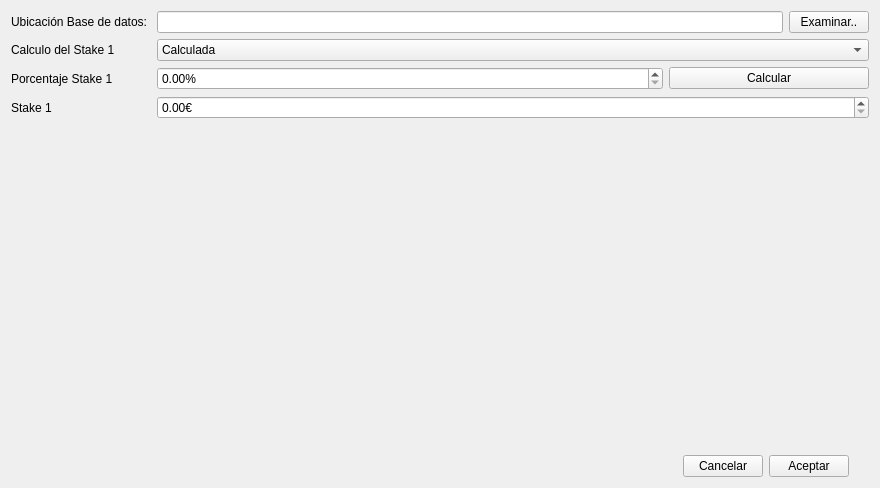
This is ui/settings.ui in soker90/betcon as Qt 5 draws it before an edit. The edited form follows.
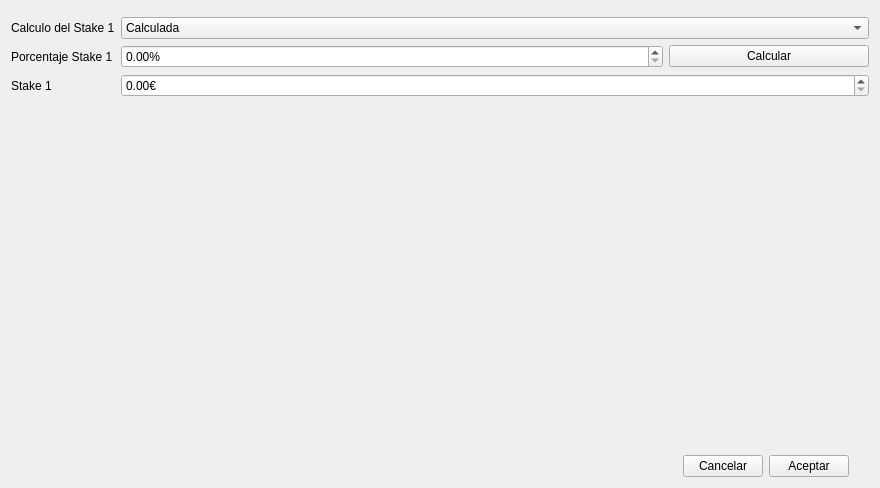
This is the edited form.

Commit message: 1. Remove unnecessary elements from the

The edit to the form file:
```diff
--- a/ui/settings.ui
+++ b/ui/settings.ui
@@ -16,26 +16,8 @@
   <layout class="QVBoxLayout" name="verticalLayout">
    <item>
     <layout class="QFormLayout" name="formLayout">
-     <item row="0" column="0">
-      <widget class="QLabel" name="label">
-       <property name="text">
-        <string>Ubicación Base de datos: </string>
-       </property>
-      </widget>
-     </item>
      <item row="0" column="1">
-      <layout class="QHBoxLayout" name="horizontalLayout">
-       <item>
-        <widget class="QLineEdit" name="lineEdit"/>
-       </item>
-       <item>
-        <widget class="QPushButton" name="pushButton">
-         <property name="text">
-          <string>Examinar..</string>
-         </property>
-        </widget>
-       </item>
-      </layout>
+      <layout class="QHBoxLayout" name="horizontalLayout"/>
      </item>
      <item row="1" column="0">
       <widget class="QLabel" name="label_3">
```
